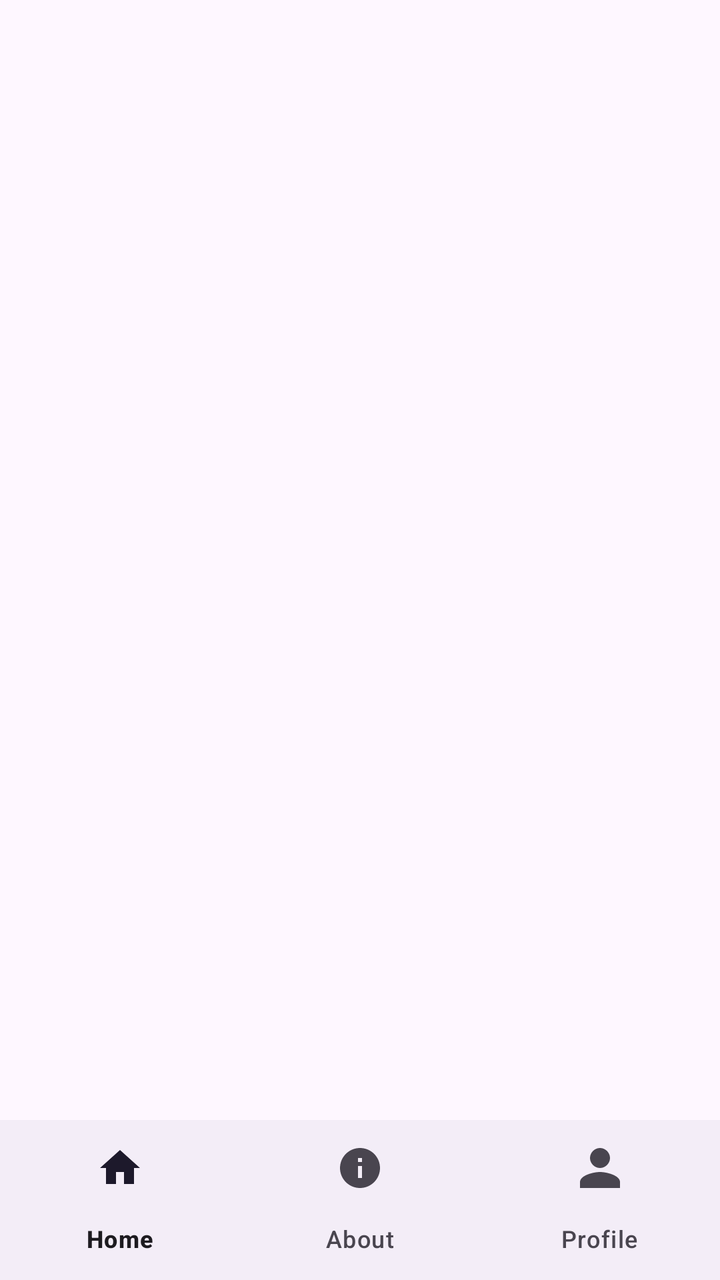
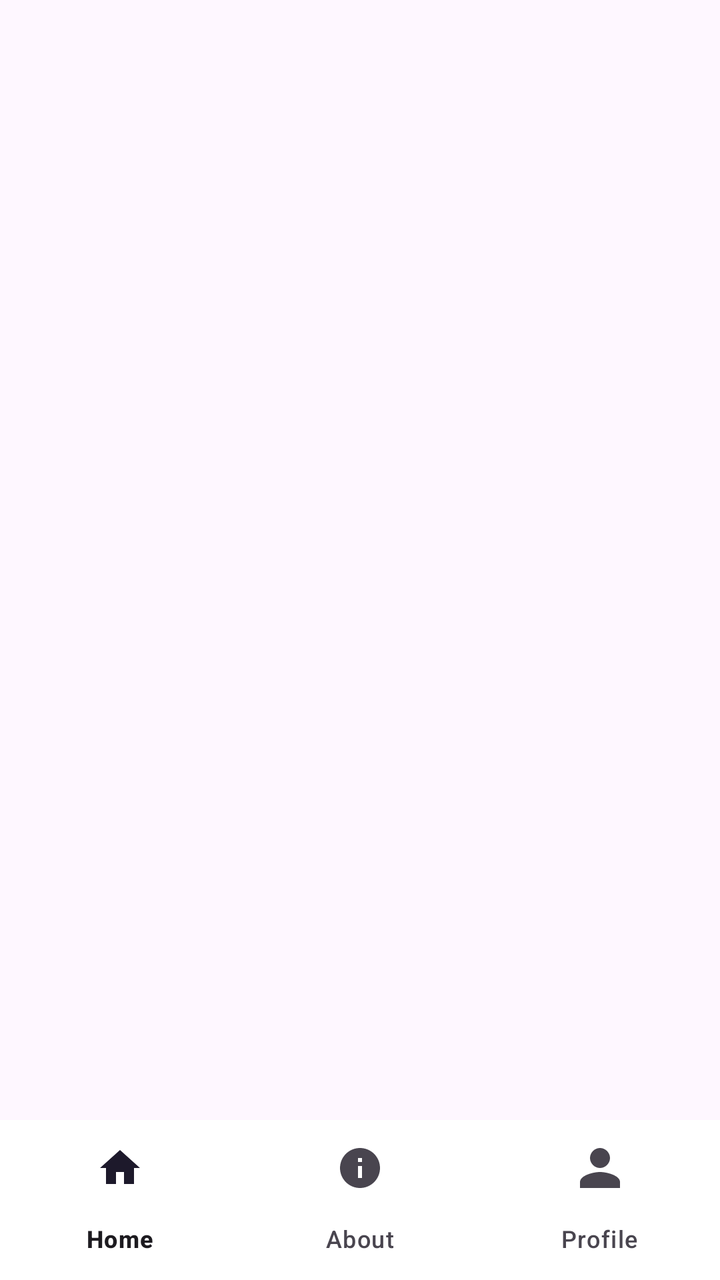

Compare the two renders of this Android layout. The source of the first and the diff that turns it into the second are given below.
<!-- AndroidManifest.xml: application theme Theme.Ozaidgaf -->
<!-- res/layout/activity_base.xml -->
<?xml version="1.0" encoding="utf-8"?>
<androidx.constraintlayout.widget.ConstraintLayout xmlns:android="http://schemas.android.com/apk/res/android"
    xmlns:app="http://schemas.android.com/apk/res-auto"
    xmlns:tools="http://schemas.android.com/tools"
    android:id="@+id/main"
    android:layout_width="match_parent"
    android:layout_height="match_parent"
    tools:context=".BaseActivity">

    <LinearLayout xmlns:android="http://schemas.android.com/apk/res/android"
        xmlns:app="http://schemas.android.com/apk/res-auto"
        android:orientation="vertical"
        android:layout_width="match_parent"
        android:layout_height="match_parent">

        <FrameLayout
            android:id="@+id/fragment_container"
            android:layout_width="match_parent"
            android:layout_height="0dp"
            android:layout_weight="1"/>

        <com.google.android.material.bottomnavigation.BottomNavigationView
            android:id="@+id/bottom_nav"
            android:layout_width="match_parent"
            android:layout_height="wrap_content"
            app:menu="@menu/menu_bottom"/>
    </LinearLayout>

</androidx.constraintlayout.widget.ConstraintLayout>
<!-- resources referenced by this layout -->
<resources>
  <style name="Theme.Ozaidgaf" parent="Base.Theme.Ozaidgaf" />
  <style name="Base.Theme.Ozaidgaf" parent="Theme.Material3.DayNight.NoActionBar">
          
          
      </style>
</resources>

<!-- the commit's change to res/layout/activity_base.xml (unified diff, before → after) -->
@@ -1,29 +1,22 @@
 <?xml version="1.0" encoding="utf-8"?>
-<androidx.constraintlayout.widget.ConstraintLayout xmlns:android="http://schemas.android.com/apk/res/android"
+<RelativeLayout xmlns:android="http://schemas.android.com/apk/res/android"
     xmlns:app="http://schemas.android.com/apk/res-auto"
-    xmlns:tools="http://schemas.android.com/tools"
-    android:id="@+id/main"
     android:layout_width="match_parent"
-    android:layout_height="match_parent"
-    tools:context=".BaseActivity">
+    android:layout_height="match_parent">
 
-    <LinearLayout xmlns:android="http://schemas.android.com/apk/res/android"
-        xmlns:app="http://schemas.android.com/apk/res-auto"
-        android:orientation="vertical"
+    <FrameLayout
+        android:id="@+id/fragment_container"
         android:layout_width="match_parent"
-        android:layout_height="match_parent">
+        android:layout_height="match_parent"
+        android:layout_above="@id/bottomNav" />
 
-        <FrameLayout
-            android:id="@+id/fragment_container"
-            android:layout_width="match_parent"
-            android:layout_height="0dp"
-            android:layout_weight="1"/>
+    <com.google.android.material.bottomnavigation.BottomNavigationView
+        android:id="@+id/bottomNav"
+        android:layout_width="match_parent"
+        android:layout_height="wrap_content"
+        android:layout_alignParentBottom="true"
+        android:background="@android:color/white"
+        app:elevation="16dp"
+        app:menu="@menu/menu_bottom" />
 
-        <com.google.android.material.bottomnavigation.BottomNavigationView
-            android:id="@+id/bottom_nav"
-            android:layout_width="match_parent"
-            android:layout_height="wrap_content"
-            app:menu="@menu/menu_bottom"/>
-    </LinearLayout>
-
-</androidx.constraintlayout.widget.ConstraintLayout>
+</RelativeLayout>
